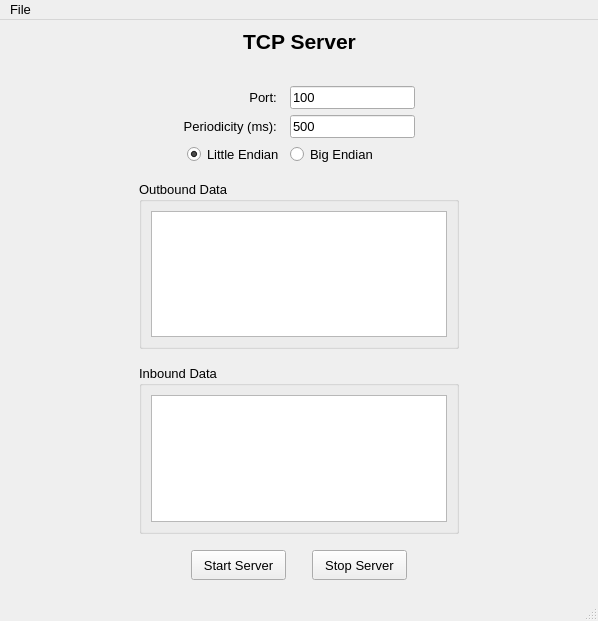
The window that TCP_Server/mainwindow.ui (epw7856/TCP_Server) describes before a commit, drawn with Qt 5.
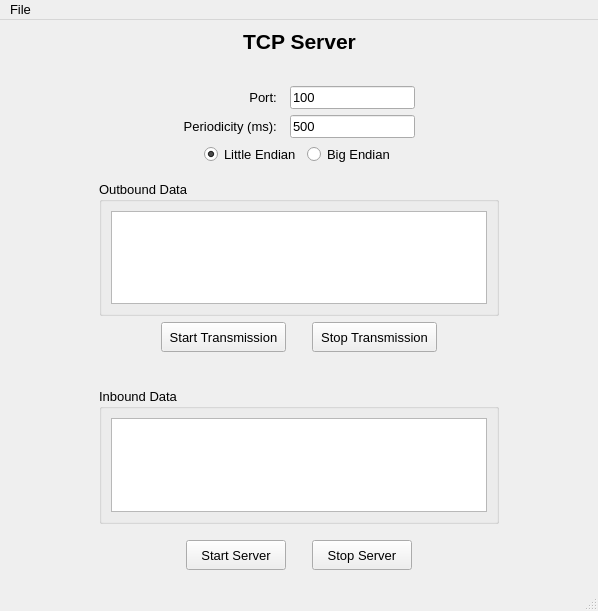
The same window after the commit.

Commit message: Added buttons to start and stop transmissions to client.

Patch:
```diff
--- a/TCP_Server/mainwindow.ui
+++ b/TCP_Server/mainwindow.ui
@@ -7,7 +7,7 @@
     <x>0</x>
     <y>0</y>
     <width>598</width>
-    <height>621</height>
+    <height>611</height>
    </rect>
   </property>
   <property name="font">
@@ -149,23 +149,6 @@
           </property>
          </widget>
         </item>
-        <item row="3" column="0">
-         <widget class="QRadioButton" name="radioButtonLittleEndian">
-          <property name="text">
-           <string>Little Endian</string>
-          </property>
-          <property name="checked">
-           <bool>true</bool>
-          </property>
-         </widget>
-        </item>
-        <item row="3" column="1">
-         <widget class="QRadioButton" name="radioButtonBigEndian">
-          <property name="text">
-           <string>Big Endian</string>
-          </property>
-         </widget>
-        </item>
        </layout>
       </item>
       <item>
@@ -183,6 +166,53 @@
       </item>
      </layout>
     </item>
+    <item>
+     <layout class="QHBoxLayout" name="horizontalLayout_8">
+      <item>
+       <spacer name="horizontalSpacer_20">
+        <property name="orientation">
+         <enum>Qt::Horizontal</enum>
+        </property>
+        <property name="sizeHint" stdset="0">
+         <size>
+          <width>40</width>
+          <height>20</height>
+         </size>
+        </property>
+       </spacer>
+      </item>
+      <item>
+       <widget class="QRadioButton" name="radioButtonLittleEndian">
+        <property name="text">
+         <string>Little Endian</string>
+        </property>
+        <property name="checked">
+         <bool>true</bool>
+        </property>
+       </widget>
+      </item>
+      <item>
+       <widget class="QRadioButton" name="radioButtonBigEndian">
+        <property name="text">
+         <string>Big Endian</string>
+        </property>
+       </widget>
+      </item>
+      <item>
+       <spacer name="horizontalSpacer_19">
+        <property name="orientation">
+         <enum>Qt::Horizontal</enum>
+        </property>
+        <property name="sizeHint" stdset="0">
+         <size>
+          <width>40</width>
+          <height>20</height>
+         </size>
+        </property>
+       </spacer>
+      </item>
+     </layout>
+    </item>
     <item>
      <spacer name="verticalSpacer_3">
       <property name="orientation">
@@ -224,7 +254,7 @@
         </property>
         <property name="minimumSize">
          <size>
-          <width>320</width>
+          <width>400</width>
           <height>0</height>
          </size>
         </property>
@@ -253,6 +283,90 @@
       </item>
      </layout>
     </item>
+    <item>
+     <layout class="QHBoxLayout" name="horizontalLayout_6">
+      <item>
+       <spacer name="horizontalSpacer_12">
+        <property name="orientation">
+         <enum>Qt::Horizontal</enum>
+        </property>
+        <property name="sizeHint" stdset="0">
+         <size>
+          <width>40</width>
+          <height>20</height>
+         </size>
+        </property>
+       </spacer>
+      </item>
+      <item>
+       <widget class="QPushButton" name="pushButtonStartTransmission">
+        <property name="sizePolicy">
+         <sizepolicy hsizetype="Fixed" vsizetype="Fixed">
+          <horstretch>0</horstretch>
+          <verstretch>0</verstretch>
+         </sizepolicy>
+        </property>
+        <property name="minimumSize">
+         <size>
+          <width>125</width>
+          <height>30</height>
+         </size>
+        </property>
+        <property name="text">
+         <string>Start Transmission</string>
+        </property>
+       </widget>
+      </item>
+      <item>
+       <spacer name="horizontalSpacer_16">
+        <property name="orientation">
+         <enum>Qt::Horizontal</enum>
+        </property>
+        <property name="sizeType">
+         <enum>QSizePolicy::Fixed</enum>
+        </property>
+        <property name="sizeHint" stdset="0">
+         <size>
+          <width>20</width>
+          <height>20</height>
+         </size>
+        </property>
+       </spacer>
+      </item>
+      <item>
+       <widget class="QPushButton" name="pushButtonStopTransmission">
+        <property name="sizePolicy">
+         <sizepolicy hsizetype="Fixed" vsizetype="Fixed">
+          <horstretch>0</horstretch>
+          <verstretch>0</verstretch>
+         </sizepolicy>
+        </property>
+        <property name="minimumSize">
+         <size>
+          <width>125</width>
+          <height>30</height>
+         </size>
+        </property>
+        <property name="text">
+         <string>Stop Transmission</string>
+        </property>
+       </widget>
+      </item>
+      <item>
+       <spacer name="horizontalSpacer_11">
+        <property name="orientation">
+         <enum>Qt::Horizontal</enum>
+        </property>
+        <property name="sizeHint" stdset="0">
+         <size>
+          <width>40</width>
+          <height>20</height>
+         </size>
+        </property>
+       </spacer>
+      </item>
+     </layout>
+    </item>
     <item>
      <spacer name="verticalSpacer">
       <property name="orientation">
@@ -264,7 +378,7 @@
       <property name="sizeHint" stdset="0">
        <size>
         <width>20</width>
-        <height>10</height>
+        <height>30</height>
        </size>
       </property>
      </spacer>
@@ -294,7 +408,7 @@
         </property>
         <property name="minimumSize">
          <size>
-          <width>320</width>
+          <width>400</width>
           <height>0</height>
          </size>
         </property>
@@ -368,7 +482,7 @@
         </property>
         <property name="minimumSize">
          <size>
-          <width>95</width>
+          <width>100</width>
           <height>30</height>
          </size>
         </property>
@@ -403,7 +517,7 @@
         </property>
         <property name="minimumSize">
          <size>
-          <width>95</width>
+          <width>100</width>
           <height>30</height>
          </size>
         </property>
```
Left out of the diff: 12 changed lines with no effect on the pictures. The commit also changes 4 other files.
